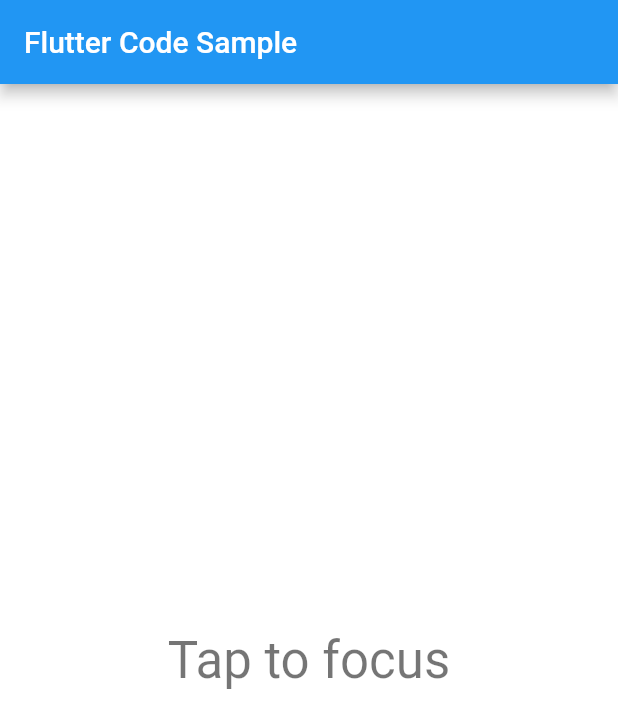
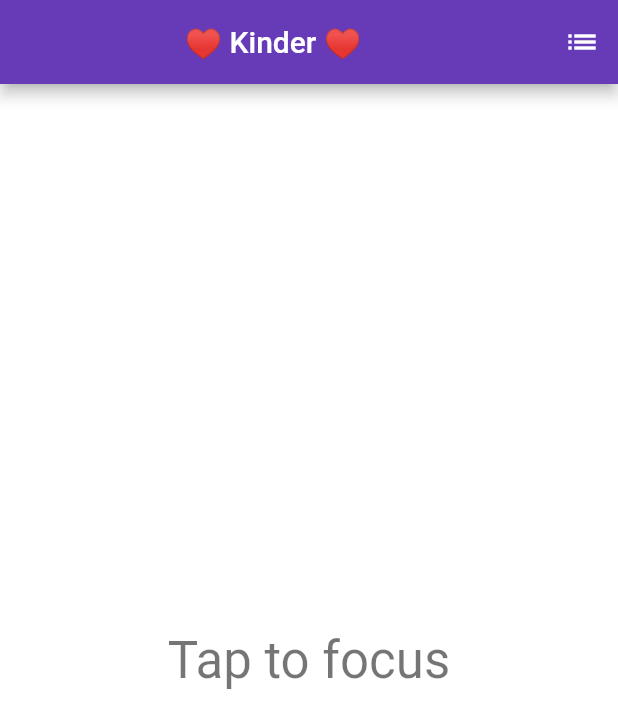
Before and after one commit to MarshallJr/Flutter_project, a Flutter app: the screen it shows after launch, on a phone screen of 412 x 824 dp. Shown: the top 728 px of the screen. Run offline on Flutter 3.47's test engine with Material 2 defaults, Android fonts, the phone set to English and light mode, and no system bars.

Commit message:
Feat : changer de page

```diff
--- /dev/null
+++ b/andr_flutter/lib/env.dart
@@ -0,0 +1,5 @@
+//CLIENT ID
+//IP4CF3W41A21QFITZEDSK4DLDRPHU5YELJAENTGOYMZ0GNT4
+
+//CLIENT SECRET
+//JCMVXRH0QZ0CNBBKQHRHCWKJP2NKVK4Z11R2OZNUFFCUZWMO
--- a/andr_flutter/lib/main.dart
+++ b/andr_flutter/lib/main.dart
@@ -11,19 +11,71 @@ void main() => runApp(MyApp());
 
 /// This Widget is the main application widget.
 class MyApp extends StatelessWidget {
-  static const String _title = 'Flutter Code Sample';
+  static const String _title = '♥ Kinder ♥';
 
   @override
   Widget build(BuildContext context) {
     return MaterialApp(
       title: _title,
+      theme: ThemeData(
+        primaryColor:Colors.deepPurple,
+      ),
       home: Scaffold(
-        appBar: AppBar(title: const Text(_title)),
+        appBar: AppBar(
+          actions: <Widget>[
+            IconButton(icon: Icon(Icons.list), onPressed: (){
+              Navigator.push(
+                context,
+                MaterialPageRoute(builder: (context) => SecondRoute()),
+              );
+            }),
+          ],
+          title: new Center(
+            child : new Text( _title),
+          ),
+        ),
         body: MyStatefulWidget(),
       ),
     );
   }
+
+ /* void _nextScreen(){
+  Navigator.of(context).push(
+    MaterialPageRoute<void>(
+      builder:(BuildContext context) {
+        return Scaffold(
+          appBar: AppBar(
+            title: new Center( child : new Text('Startup Name Generator')),
+          ),
+          body: Center(child: Text("Salut c'est la seond vue")),
+        );
+      }
+    )
+  );
+}*/
 }
+
+class SecondRoute extends StatelessWidget {
+  @override
+  Widget build(BuildContext context) {
+    return Scaffold(
+      appBar: AppBar(
+        title: Text("Second Route"),
+      ),
+      body: Center(
+        child: RaisedButton(
+          onPressed: () {
+            // Navigate back to first route when tapped.
+            Navigator.pop(context);
+          },
+          child: Text('Go back!'),
+        ),
+      ),
+    );
+  }
+}
+
+
 
 class MyStatefulWidget extends StatefulWidget {
   MyStatefulWidget({Key key}) : super(key: key);
```
Also changed, not shown: 1 other file.
